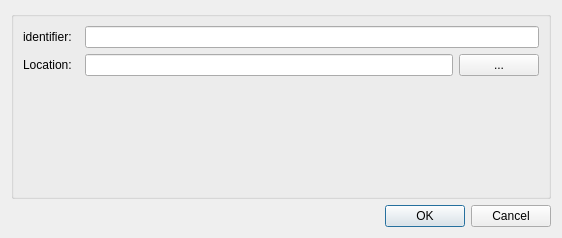
Above: mapclientplugins/trcsourcestep/qt/configuredialog.ui from mapclient-plugins/trcsourcestep before the change. Below: the same form after it.
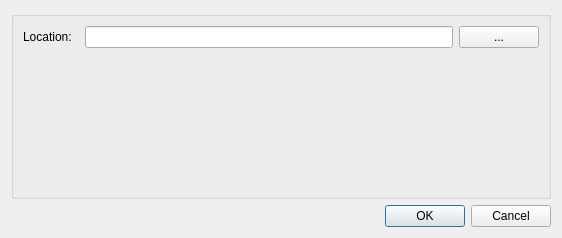
That is the form after the change.

Commit message:
Remove "identifier" attribute from configuration
Identifiers are now automatically generated by the MAP Client.

What changed in the file:
```diff
--- a/mapclientplugins/trcsourcestep/qt/configuredialog.ui
+++ b/mapclientplugins/trcsourcestep/qt/configuredialog.ui
@@ -20,7 +20,7 @@
       <string/>
      </property>
      <layout class="QGridLayout" name="gridLayout_2">
-      <item row="1" column="1">
+      <item row="0" column="1">
        <layout class="QHBoxLayout" name="horizontalLayout">
         <item>
          <widget class="QLineEdit" name="locLineEdit"/>
@@ -34,24 +34,7 @@
         </item>
        </layout>
       </item>
-      <item row="0" column="1">
-       <widget class="QLineEdit" name="idLineEdit"/>
-      </item>
-      <item row="1" column="0">
-       <widget class="QLabel" name="locLabel">
-        <property name="text">
-         <string>Location:  </string>
-        </property>
-       </widget>
-      </item>
-      <item row="0" column="0">
-       <widget class="QLabel" name="idLabel">
-        <property name="text">
-         <string>identifier:  </string>
-        </property>
-       </widget>
-      </item>
-      <item row="2" column="1">
+      <item row="1" column="1">
        <spacer name="verticalSpacer">
         <property name="orientation">
          <enum>Qt::Vertical</enum>
@@ -64,6 +47,13 @@
         </property>
        </spacer>
       </item>
+      <item row="0" column="0">
+       <widget class="QLabel" name="locLabel">
+        <property name="text">
+         <string>Location:  </string>
+        </property>
+       </widget>
+      </item>
      </layout>
     </widget>
    </item>
```
Left out of the diff: 1 changed line with no effect on the pictures. The commit also changes 3 other files.
